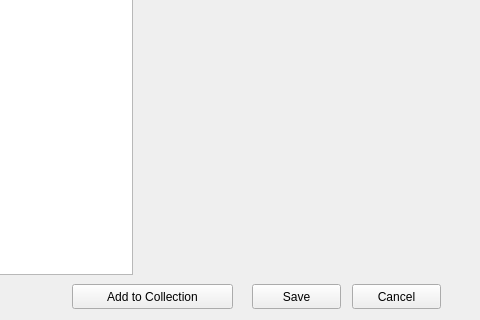
qreal/qreal, file plugins/tools/umlChecker/umlCheckerSupport/umlCheckerTmplWindow.ui: the form before one commit; both pictures show x 138 to 618 and y 96 to 416 of the 618 by 416 pixel window.
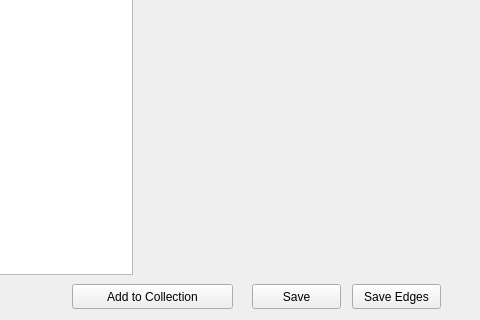
The form after the commit.

Commit message: added saving edges variants

```diff
--- a/plugins/tools/umlChecker/umlCheckerSupport/umlCheckerTmplWindow.ui
+++ b/plugins/tools/umlChecker/umlCheckerSupport/umlCheckerTmplWindow.ui
@@ -80,7 +80,7 @@
     </rect>
    </property>
    <property name="text">
-    <string>Cancel</string>
+    <string>Save Edges</string>
    </property>
   </widget>
   <widget class="QPushButton" name="addToCollection">
```
Left out of the diff: 2 changed lines with no effect on the pictures. The commit also changes 5 other files.
